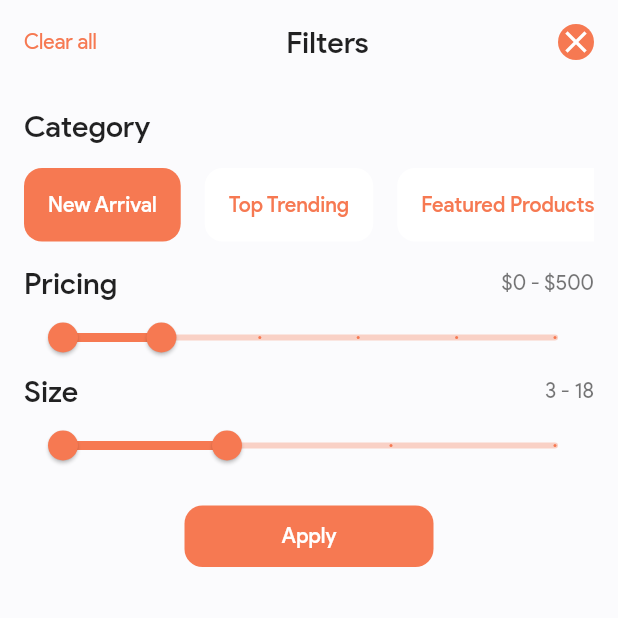
After one commit to tqucbo/sneakershop, a Flutter app: the FilterDialog screen opened directly, on a phone screen of 412 x 824 dp, the top half of it. The commit adds this screen. Run offline on Flutter 3.47's test engine with Material 2 defaults, Android fonts, the phone set to English and light mode, and no system bars; our stand-ins replace flutter_iconly, flutter_svg.

Commit message:
21052022_commit

```diff
--- /dev/null
+++ b/lib/models/category_filter.dart
@@ -0,0 +1,19 @@
+class CategoryFilter {
+  final String name;
+
+  CategoryFilter({
+    required this.name,
+  });
+}
+
+List<CategoryFilter> categoryFilters = [
+  CategoryFilter(
+    name: 'New Arrival',
+  ),
+  CategoryFilter(
+    name: 'Top Trending',
+  ),
+  CategoryFilter(
+    name: 'Featured Products',
+  ),
+];
--- a/lib/models/category.dart
+++ b/lib/models/category_product.dart
@@ -1,26 +1,26 @@
-class Category {
+class CategoryProduct {
   final String icon, title;
 
-  Category({
+  CategoryProduct({
     required this.icon,
     required this.title,
   });
 }
 
-List<Category> categories = [
-  Category(
+List<CategoryProduct> categorieproducts = [
+  CategoryProduct(
     icon: 'assets/icons/jordan.svg',
     title: 'Air Jordan 1',
   ),
-  Category(
+  CategoryProduct(
     icon: 'assets/icons/nike.svg',
     title: 'Air Force 1',
   ),
-  Category(
+  CategoryProduct(
     icon: 'assets/icons/adidas.svg',
     title: 'Adidas',
   ),
-  Category(
+  CategoryProduct(
     icon: 'assets/icons/converse.svg',
     title: 'Converse',
   ),
--- a/lib/screens/home/components/categories_bar.dart
+++ b/lib/screens/home/components/categories_bar.dart
@@ -1,6 +1,6 @@
 import 'package:flutter/material.dart';
 import 'package:onlineshop/constants.dart';
-import 'package:onlineshop/models/category.dart';
+import 'package:onlineshop/models/category_product.dart';
 import 'package:onlineshop/screens/home/components/category_card.dart';
 
 class CategoriesBar extends StatelessWidget {
@@ -14,14 +14,14 @@ class CategoriesBar extends StatelessWidget {
       scrollDirection: Axis.horizontal,
       child: Row(
         children: List.generate(
-          categories.length,
+          categorieproducts.length,
           (index) => Padding(
             padding: const EdgeInsets.only(
               right: defaultPadding,
             ),
             child: CategoryCard(
-              icon: categories[index].icon,
-              title: categories[index].title,
+              icon: categorieproducts[index].icon,
+              title: categorieproducts[index].title,
               press: () {},
             ),
           ),
--- a/lib/screens/home/components/search_bar_with_filter_button.dart
+++ b/lib/screens/home/components/search_bar_with_filter_button.dart
@@ -1,6 +1,7 @@
 import 'package:flutter/material.dart';
 import 'package:flutter_svg/flutter_svg.dart';
 import 'package:onlineshop/constants.dart';
+import 'package:onlineshop/screens/home/dialog/filter_dialog.dart';
 import 'package:onlineshop/screens/home/search_screen.dart';
 
 class SearchBarWithFilterButton extends StatelessWidget {
@@ -42,7 +43,11 @@ class SearchBarWithFilterButton extends StatelessWidget {
                 height: 48,
                 width: 48,
                 child: ElevatedButton(
-                  onPressed: () {},
+                  onPressed: () {
+                    showModalBottomSheet(
+                        context: context,
+                        builder: (context) => const FilterDialog());
+                  },
                   child: SvgPicture.asset('assets/icons/Filter.svg'),
                   style: ElevatedButton.styleFrom(
                     primary: primaryColor,
--- /dev/null
+++ b/lib/screens/home/dialog/components/apply_button.dart
@@ -0,0 +1,44 @@
+import 'package:flutter/material.dart';
+import 'package:onlineshop/constants.dart';
+
+class ApplyButton extends StatelessWidget {
+  const ApplyButton({
+    Key? key,
+  }) : super(key: key);
+
+  @override
+  Widget build(BuildContext context) {
+    return Center(
+      child: Material(
+        color: primaryColor,
+        borderRadius: const BorderRadius.all(
+          Radius.circular(
+            defaultBorderRadius,
+          ),
+        ),
+        child: InkWell(
+          borderRadius: const BorderRadius.all(
+            Radius.circular(defaultBorderRadius),
+          ),
+          onTap: () {},
+          child: Padding(
+            padding: const EdgeInsets.all(8.0),
+            child: SizedBox(
+              width: 150,
+              height: 25,
+              child: Center(
+                child: Text(
+                  'Apply',
+                  style: Theme.of(context)
+                      .textTheme
+                      .subtitle2
+                      ?.copyWith(color: Colors.white),
+                ),
+              ),
+            ),
+          ),
+        ),
+      ),
+    );
+  }
+}
--- /dev/null
+++ b/lib/screens/home/dialog/components/category_filter_item.dart
@@ -0,0 +1,44 @@
+import 'package:flutter/material.dart';
+import 'package:onlineshop/constants.dart';
+
+class CategoryFilterItem extends StatelessWidget {
+  final String category;
+  final VoidCallback press;
+  final bool isActive;
+
+  const CategoryFilterItem({
+    Key? key,
+    required this.category,
+    required this.press,
+    required this.isActive,
+  }) : super(key: key);
+
+  @override
+  Widget build(BuildContext context) {
+    return Padding(
+      padding: const EdgeInsets.only(right: defaultPadding),
+      child: Material(
+        color: isActive ? primaryColor : Colors.white,
+        borderRadius: const BorderRadius.all(
+          Radius.circular(defaultBorderRadius),
+        ),
+        child: InkWell(
+          onTap: press,
+          borderRadius: const BorderRadius.all(
+            Radius.circular(defaultBorderRadius),
+          ),
+          child: Padding(
+            padding: const EdgeInsets.all(defaultPadding),
+            child: Text(
+              category,
+              style: Theme.of(context)
+                  .textTheme
+                  .bodyText1
+                  ?.copyWith(color: isActive ? Colors.white : primaryColor),
+            ),
+          ),
+        ),
+      ),
+    );
+  }
+}
--- /dev/null
+++ b/lib/screens/home/dialog/components/category_filter_list_item.dart
@@ -0,0 +1,36 @@
+import 'package:flutter/material.dart';
+import 'package:onlineshop/models/category_filter.dart';
+import 'package:onlineshop/screens/home/dialog/components/category_filter_item.dart';
+
+class CategoryFilterListItem extends StatefulWidget {
+  const CategoryFilterListItem({
+    Key? key,
+  }) : super(key: key);
+
+  @override
+  State<CategoryFilterListItem> createState() => _CategoryFilterListItemState();
+}
+
+class _CategoryFilterListItemState extends State<CategoryFilterListItem> {
+  static int _currentCategoryFilterItemSelected = 0;
+  @override
+  Widget build(BuildContext context) {
+    return SingleChildScrollView(
+      scrollDirection: Axis.horizontal,
+      child: Row(
+        children: List.generate(
+          categoryFilters.length,
+          (index) => CategoryFilterItem(
+            category: categoryFilters[index].name,
+            press: () {
+              _currentCategoryFilterItemSelected = index;
+              setState(() {});
+            },
+            isActive:
+                _currentCategoryFilterItemSelected == index ? true : false,
+          ),
+        ),
+      ),
+    );
+  }
+}
--- /dev/null
+++ b/lib/screens/home/dialog/components/header_of_the_filter_dialog.dart
@@ -0,0 +1,58 @@
+import 'package:flutter/material.dart';
+import 'package:onlineshop/constants.dart';
+
+class HeaderOfTheFilterDialog extends StatelessWidget
+    implements PreferredSizeWidget {
+  const HeaderOfTheFilterDialog({
+    Key? key,
+  }) : super(key: key);
+
+  @override
+  Widget build(BuildContext context) {
+    return Center(
+      child: Padding(
+        padding: const EdgeInsets.all(defaultPadding),
+        child: Row(
+          mainAxisAlignment: MainAxisAlignment.spaceBetween,
+          children: [
+            InkWell(
+              onTap: () {},
+              child: const SizedBox(
+                child: Align(
+                  alignment: Alignment.centerLeft,
+                  child: Text(
+                    'Clear all',
+                    style: TextStyle(
+                      color: primaryColor,
+                    ),
+                  ),
+                ),
+              ),
+            ),
+            Text(
+              'Filters',
+              style: Theme.of(context).textTheme.headline6,
+            ),
+            Material(
+              color: primaryColor,
+              shape: const CircleBorder(),
+              child: InkWell(
+                customBorder: const CircleBorder(),
+                onTap: () {
+                  Navigator.pop(context);
+                },
+                child: const Icon(
+                  Icons.close,
+                  color: Colors.white,
+                ),
+              ),
+            )
+          ],
+        ),
+      ),
+    );
+  }
+
+  @override
+  Size get preferredSize => const Size.fromHeight(kToolbarHeight);
+}
--- /dev/null
+++ b/lib/screens/home/dialog/components/pricing_slider.dart
@@ -0,0 +1,29 @@
+import 'package:flutter/material.dart';
+import 'package:onlineshop/screens/home/dialog/components/silder_in_filter_dialog.dart';
+
+class PricingSlider extends StatelessWidget {
+  const PricingSlider({
+    Key? key,
+  }) : super(key: key);
+
+  @override
+  Widget build(BuildContext context) {
+    return Column(
+      children: [
+        Row(
+          mainAxisAlignment: MainAxisAlignment.spaceBetween,
+          crossAxisAlignment: CrossAxisAlignment.center,
+          children: [
+            Text(
+              'Pricing',
+              style: Theme.of(context).textTheme.headline6,
+            ),
+            const Text('\$0 - \$500'),
+          ],
+        ),
+        const SliderInFilterDialog(
+            startValue: 0, endValue: 500, divisions: 5, calcUnit: '\$'),
+      ],
+    );
+  }
+}
--- /dev/null
+++ b/lib/screens/home/dialog/components/silder_in_filter_dialog.dart
@@ -0,0 +1,53 @@
+import 'package:flutter/material.dart';
+import 'package:onlineshop/constants.dart';
+
+class SliderInFilterDialog extends StatefulWidget {
+  final double startValue, endValue;
+  final int divisions;
+  final String calcUnit;
+
+  const SliderInFilterDialog({
+    Key? key,
+    required this.startValue,
+    required this.endValue,
+    required this.calcUnit,
+    required this.divisions,
+  }) : super(key: key);
+
+  @override
+  State<SliderInFilterDialog> createState() => _SliderInFilterDialogState();
+}
+
+class _SliderInFilterDialogState extends State<SliderInFilterDialog> {
+  RangeValues _currentRangeValues = const RangeValues(0, 0);
+
+  @override
+  void initState() {
+    super.initState();
+    _currentRangeValues = RangeValues(
+        widget.startValue,
+        (widget.endValue - widget.startValue) / widget.divisions +
+            widget.startValue);
+  }
+
+  @override
+  Widget build(BuildContext context) {
+    return RangeSlider(
+      activeColor: primaryColor,
+      inactiveColor: primaryColor.withOpacity(0.32),
+      values: _currentRangeValues,
+      onChanged: (RangeValues values) {
+        setState(() {
+          _currentRangeValues = values;
+        });
+      },
+      min: widget.startValue,
+      max: widget.endValue,
+      divisions: widget.divisions,
+      labels: RangeLabels(
+        widget.calcUnit + _currentRangeValues.start.round().toString(),
+        widget.calcUnit + _currentRangeValues.end.round().toString(),
+      ),
+    );
+  }
+}
--- /dev/null
+++ b/lib/screens/home/dialog/components/size_slider.dart
@@ -0,0 +1,29 @@
+import 'package:flutter/material.dart';
+import 'package:onlineshop/screens/home/dialog/components/silder_in_filter_dialog.dart';
+
+class SizeSlider extends StatelessWidget {
+  const SizeSlider({
+    Key? key,
+  }) : super(key: key);
+
+  @override
+  Widget build(BuildContext context) {
+    return Column(
+      children: [
+        Row(
+          mainAxisAlignment: MainAxisAlignment.spaceBetween,
+          crossAxisAlignment: CrossAxisAlignment.center,
+          children: [
+            Text(
+              'Size',
+              style: Theme.of(context).textTheme.headline6,
+            ),
+            const Text('3 - 18'),
+          ],
+        ),
+        const SliderInFilterDialog(
+            startValue: 3, endValue: 18, divisions: 3, calcUnit: ''),
+      ],
+    );
+  }
+}
--- /dev/null
+++ b/lib/screens/home/dialog/filter_dialog.dart
@@ -0,0 +1,51 @@
+import 'package:flutter/material.dart';
+import 'package:onlineshop/constants.dart';
+import 'package:onlineshop/screens/home/dialog/components/apply_button.dart';
+
+import 'package:onlineshop/screens/home/dialog/components/category_filter_list_item.dart';
+import 'package:onlineshop/screens/home/dialog/components/header_of_the_filter_dialog.dart';
+import 'package:onlineshop/screens/home/dialog/components/pricing_slider.dart';
+import 'package:onlineshop/screens/home/dialog/components/size_slider.dart';
+
+class FilterDialog extends StatelessWidget {
+  const FilterDialog({Key? key}) : super(key: key);
+
+  @override
+  Widget build(BuildContext context) {
+    return Scaffold(
+      appBar: const HeaderOfTheFilterDialog(),
+      body: SafeArea(
+        child: Padding(
+          padding: const EdgeInsets.all(
+            defaultPadding,
+          ),
+          child: SingleChildScrollView(
+            scrollDirection: Axis.vertical,
+            child: Column(
+              crossAxisAlignment: CrossAxisAlignment.start,
+              children: [
+                Text(
+                  'Category',
+                  style: Theme.of(context).textTheme.headline6,
+                ),
+                const SizedBox(
+                  height: 16,
+                ),
+                const CategoryFilterListItem(),
+                const SizedBox(
+                  height: 16,
+                ),
+                const PricingSlider(),
+                const SizeSlider(),
+                const SizedBox(
+                  height: 16,
+                ),
+                const ApplyButton()
+              ],
+            ),
+          ),
+        ),
+      ),
+    );
+  }
+}
--- a/lib/screens/sidebar/component/side_bar_list_item.dart
+++ b/lib/screens/sidebar/component/side_bar_list_item.dart
@@ -13,7 +13,7 @@ class SideBarListItem extends StatefulWidget {
 }
 
 class _SideBarListItemState extends State<SideBarListItem> {
-  static int _currentSelected = 0;
+  static int _currentSideBarItemSelected = 0;
 
   @override
   Widget build(BuildContext context) {
@@ -25,18 +25,18 @@ class _SideBarListItemState extends State<SideBarListItem> {
           child: SideBarItem(
               press: () {
                 Scaffold.of(context).closeDrawer();
-                if (index != _currentSelected) {
+                if (index != _currentSideBarItemSelected) {
                   Navigator.of(context).push(
                     MaterialPageRoute(
                         builder: (context) => sideBarItems[index].route),
                   );
-                  _currentSelected = index;
+                  _currentSideBarItemSelected = index;
                   setState(() {});
                 }
               },
               iconData: sideBarItems[index].iconData,
               text: sideBarItems[index].text,
-              isActive: _currentSelected == index ? true : false),
+              isActive: _currentSideBarItemSelected == index ? true : false),
         ),
       ),
     );
```
Also changed, not shown: lib/main.dart (+6 -3 lines).
